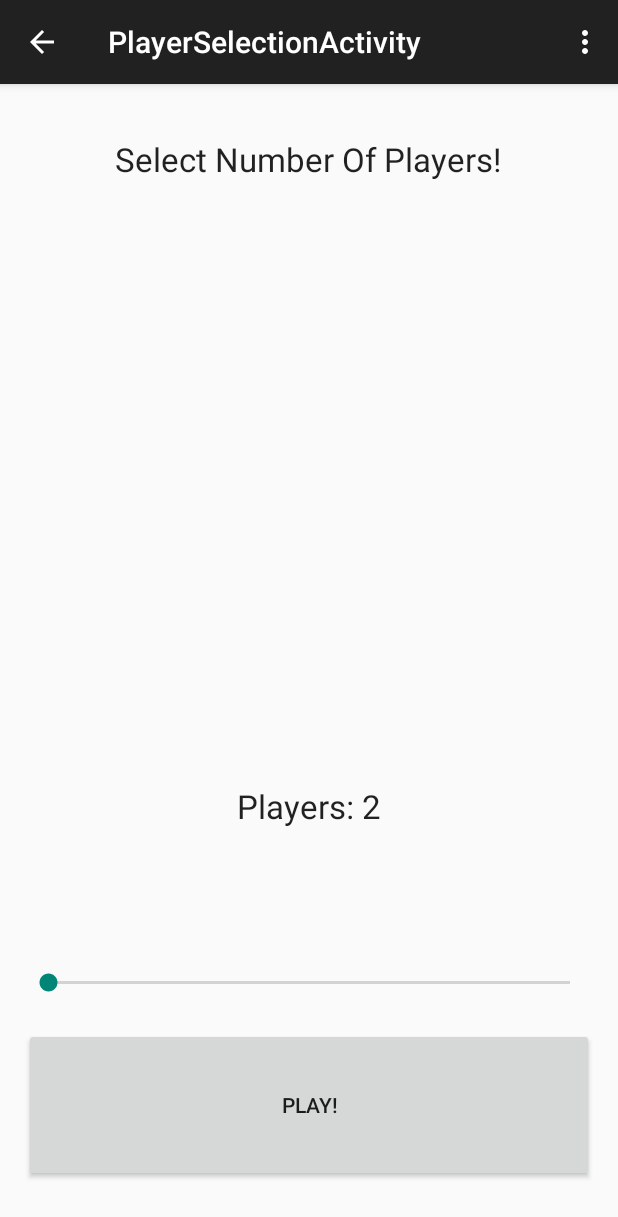
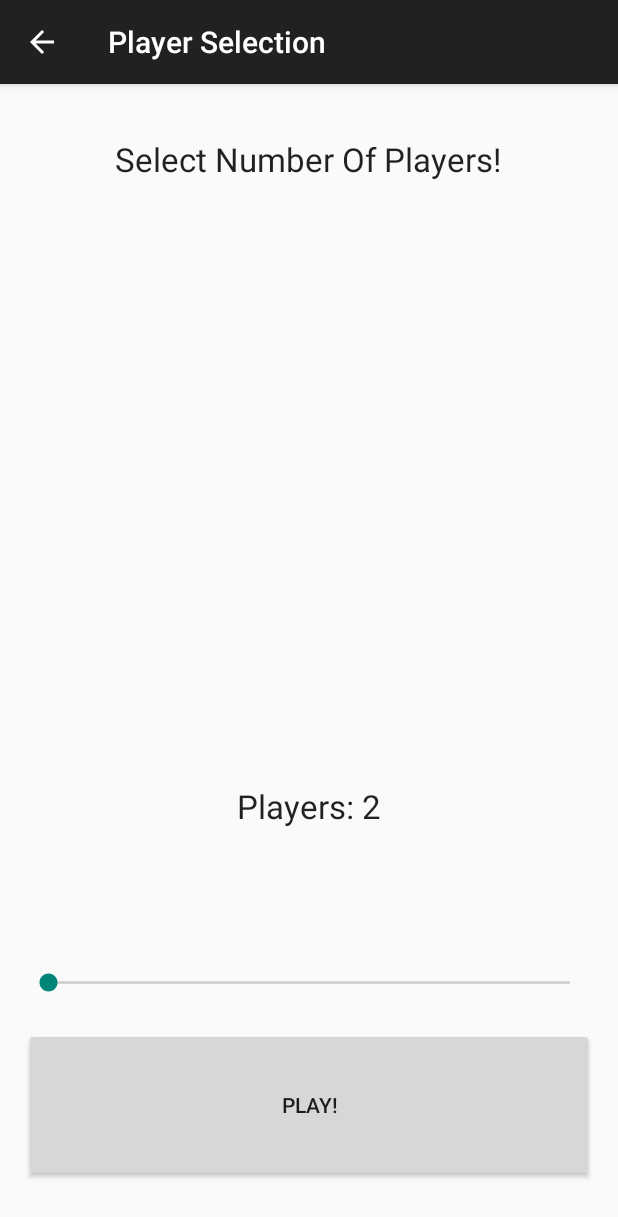
Before and after one commit to edcarter/AndroidBuzzer, an Android app: the screen it shows after launch (PlayerSelectionActivity), after a tap on "GAME SHOW MODE", on a phone screen of 412 x 824 dp. Shown: the top 1217 px of the screen. Run offline under Robolectric (Android 15) with nearby library versions, the phone set to English and light mode, and no system bars.

Commit message:
updated a bunch of strings

```diff
--- a/app/src/main/java/com/example/elias/androidbuzzer/GameShowActivity.java
+++ b/app/src/main/java/com/example/elias/androidbuzzer/GameShowActivity.java
@@ -98,9 +98,7 @@ public class GameShowActivity extends AppCompatActivity {
         int id = item.getItemId();
 
         //noinspection SimplifiableIfStatement
-        if (id == R.id.action_settings) {
-            return true;
-        }
+
 
         return super.onOptionsItemSelected(item);
     }
--- a/app/src/main/java/com/example/elias/androidbuzzer/MenuActivity.java
+++ b/app/src/main/java/com/example/elias/androidbuzzer/MenuActivity.java
@@ -30,9 +30,7 @@ public class MenuActivity extends AppCompatActivity {
         int id = item.getItemId();
 
         //noinspection SimplifiableIfStatement
-        if (id == R.id.action_settings) {
-            return true;
-        }
+
 
         return super.onOptionsItemSelected(item);
     }
--- a/app/src/main/java/com/example/elias/androidbuzzer/PlayerSelectionActivity.java
+++ b/app/src/main/java/com/example/elias/androidbuzzer/PlayerSelectionActivity.java
@@ -73,9 +73,7 @@ public class PlayerSelectionActivity extends AppCompatActivity {
         int id = item.getItemId();
 
         //noinspection SimplifiableIfStatement
-        if (id == R.id.action_settings) {
-            return true;
-        }
+
 
         return super.onOptionsItemSelected(item);
     }
--- a/app/src/main/java/com/example/elias/androidbuzzer/ReactionActivity.java
+++ b/app/src/main/java/com/example/elias/androidbuzzer/ReactionActivity.java
@@ -51,9 +51,7 @@ public class ReactionActivity extends AppCompatActivity {
         int id = item.getItemId();
 
         //noinspection SimplifiableIfStatement
-        if (id == R.id.action_settings) {
-            return true;
-        }
+
 
         return super.onOptionsItemSelected(item);
     }
--- a/app/src/main/java/com/example/elias/androidbuzzer/StatisticsActivity.java
+++ b/app/src/main/java/com/example/elias/androidbuzzer/StatisticsActivity.java
@@ -47,9 +47,6 @@ public class StatisticsActivity extends AppCompatActivity {
         int id = item.getItemId();
 
         //noinspection SimplifiableIfStatement
-        if (id == R.id.action_settings) {
-            return true;
-        }
 
         return super.onOptionsItemSelected(item);
     }
--- a/app/src/main/res/menu/menu_game_show.xml
+++ b/app/src/main/res/menu/menu_game_show.xml
@@ -2,6 +2,4 @@
     xmlns:app="http://schemas.android.com/apk/res-auto"
     xmlns:tools="http://schemas.android.com/tools"
     tools:context="com.example.elias.androidbuzzer.GameShowActivity">
-    <item android:id="@+id/action_settings" android:title="@string/action_settings"
-        android:orderInCategory="100" app:showAsAction="never" />
 </menu>
--- a/app/src/main/res/menu/menu_menu.xml
+++ b/app/src/main/res/menu/menu_menu.xml
@@ -1,6 +1,4 @@
 <menu xmlns:android="http://schemas.android.com/apk/res/android"
     xmlns:app="http://schemas.android.com/apk/res-auto"
     xmlns:tools="http://schemas.android.com/tools" tools:context=".MenuActivity">
-    <item android:id="@+id/action_settings" android:title="@string/action_settings"
-        android:orderInCategory="100" app:showAsAction="never"/>
 </menu>
--- a/app/src/main/res/menu/menu_player_selection.xml
+++ b/app/src/main/res/menu/menu_player_selection.xml
@@ -2,6 +2,4 @@
     xmlns:app="http://schemas.android.com/apk/res-auto"
     xmlns:tools="http://schemas.android.com/tools"
     tools:context="com.example.elias.androidbuzzer.PlayerSelectionActivity">
-    <item android:id="@+id/action_settings" android:title="@string/action_settings"
-        android:orderInCategory="100" app:showAsAction="never" />
 </menu>
--- a/app/src/main/res/menu/menu_reaction.xml
+++ b/app/src/main/res/menu/menu_reaction.xml
@@ -2,6 +2,4 @@
     xmlns:app="http://schemas.android.com/apk/res-auto"
     xmlns:tools="http://schemas.android.com/tools"
     tools:context="com.example.elias.androidbuzzer.ReactionActivity">
-    <item android:id="@+id/action_settings" android:title="@string/action_settings"
-        android:orderInCategory="100" app:showAsAction="never" />
 </menu>
--- a/app/src/main/res/menu/menu_statistics.xml
+++ b/app/src/main/res/menu/menu_statistics.xml
@@ -2,6 +2,4 @@
     xmlns:app="http://schemas.android.com/apk/res-auto"
     xmlns:tools="http://schemas.android.com/tools"
     tools:context="com.example.elias.androidbuzzer.StatisticsActivity">
-    <item android:id="@+id/action_settings" android:title="@string/action_settings"
-        android:orderInCategory="100" app:showAsAction="never" />
 </menu>
```
Also changed, not shown: app/src/main/res/values/strings.xml (+5 -5 lines).
